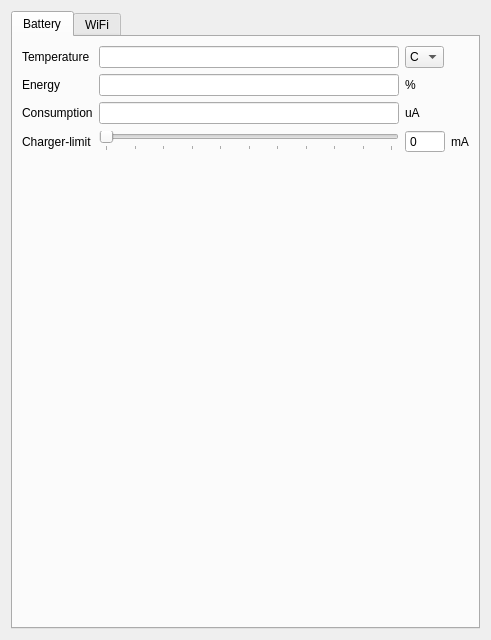
Before: the Qt Designer form src/3rdparty/applications/qtom/qtom.ui in giotti/qtmoko, drawn with Qt 5.
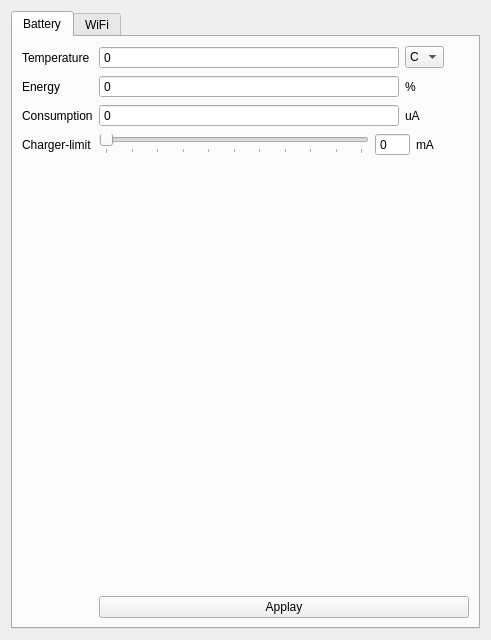
After: the same form once the commit is applied.

Patch:
```diff
--- a/src/3rdparty/applications/qtom/qtom.ui
+++ b/src/3rdparty/applications/qtom/qtom.ui
@@ -37,18 +37,15 @@
        <item row="0" column="1">
         <layout class="QHBoxLayout" name="horizontalLayout_2">
          <item>
-          <widget class="QLineEdit" name="battery_temp">
+          <widget class="QSpinBox" name="battery_temperature">
            <property name="minimumSize">
             <size>
              <width>300</width>
              <height>0</height>
             </size>
            </property>
-           <property name="maximumSize">
-            <size>
-             <width>301</width>
-             <height>16777215</height>
-            </size>
+           <property name="buttonSymbols">
+            <enum>QAbstractSpinBox::NoButtons</enum>
            </property>
           </widget>
          </item>
@@ -103,18 +100,15 @@
        <item row="1" column="1">
         <layout class="QHBoxLayout" name="horizontalLayout_3">
          <item>
-          <widget class="QLineEdit" name="battery_energy">
+          <widget class="QSpinBox" name="battery_energy">
            <property name="minimumSize">
             <size>
              <width>300</width>
              <height>0</height>
             </size>
            </property>
-           <property name="maximumSize">
-            <size>
-             <width>300</width>
-             <height>16777215</height>
-            </size>
+           <property name="buttonSymbols">
+            <enum>QAbstractSpinBox::NoButtons</enum>
            </property>
           </widget>
          </item>
@@ -150,18 +144,15 @@
        <item row="2" column="1">
         <layout class="QHBoxLayout" name="horizontalLayout_4">
          <item>
-          <widget class="QLineEdit" name="battery_consuption">
+          <widget class="QSpinBox" name="battery_consumption">
            <property name="minimumSize">
             <size>
              <width>300</width>
              <height>0</height>
             </size>
            </property>
-           <property name="maximumSize">
-            <size>
-             <width>300</width>
-             <height>16777215</height>
-            </size>
+           <property name="buttonSymbols">
+            <enum>QAbstractSpinBox::NoButtons</enum>
            </property>
           </widget>
          </item>
@@ -200,13 +191,13 @@
           <widget class="QSlider" name="battery_chargerLimit">
            <property name="minimumSize">
             <size>
-             <width>300</width>
+             <width>270</width>
              <height>0</height>
             </size>
            </property>
            <property name="maximumSize">
             <size>
-             <width>300</width>
+             <width>270</width>
              <height>16777215</height>
             </size>
            </property>
@@ -228,7 +219,7 @@
           <widget class="QSpinBox" name="battery_chargerLimitValue">
            <property name="minimumSize">
             <size>
-             <width>40</width>
+             <width>35</width>
              <height>0</height>
             </size>
            </property>
@@ -260,7 +251,7 @@
            </property>
            <property name="sizeHint" stdset="0">
             <size>
-             <width>20</width>
+             <width>40</width>
              <height>20</height>
             </size>
            </property>
@@ -268,6 +259,26 @@
          </item>
         </layout>
        </item>
+       <item row="4" column="0">
+        <spacer name="verticalSpacer">
+         <property name="orientation">
+          <enum>Qt::Vertical</enum>
+         </property>
+         <property name="sizeHint" stdset="0">
+          <size>
+           <width>20</width>
+           <height>80</height>
+          </size>
+         </property>
+        </spacer>
+       </item>
+       <item row="5" column="1">
+        <widget class="QPushButton" name="Applay">
+         <property name="text">
+          <string>Applay</string>
+         </property>
+        </widget>
+       </item>
       </layout>
      </widget>
      <widget class="QWidget" name="tab_2">
```
